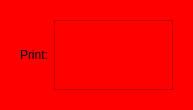
This is Deflow/Blocks/printblock.ui in Lambipapp/Deflow as Qt 5 draws it before an edit. The edited form follows.
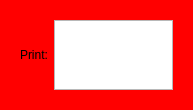
This is the edited form.

Commit message: delete block function

What changed in the file:
```diff
--- a/Deflow/Blocks/printblock.ui
+++ b/Deflow/Blocks/printblock.ui
@@ -14,11 +14,14 @@
    <string>Form</string>
   </property>
   <property name="styleSheet">
-   <string notr="true">background-color:rgb(255,0,0)</string>
+   <string notr="true">QWidget#PrintBlock{ background-color:rgb(255,0,0) }</string>
   </property>
   <layout class="QHBoxLayout" name="horizontalLayout">
    <item>
     <widget class="QWidget" name="widget" native="true">
+     <property name="styleSheet">
+      <string notr="true">QWidget#widget{ background-color:rgb(255,0,0) }</string>
+     </property>
      <layout class="QHBoxLayout" name="horizontalLayout_2">
       <item>
        <widget class="QLabel" name="label">
```
The commit also changes 7 other files.
